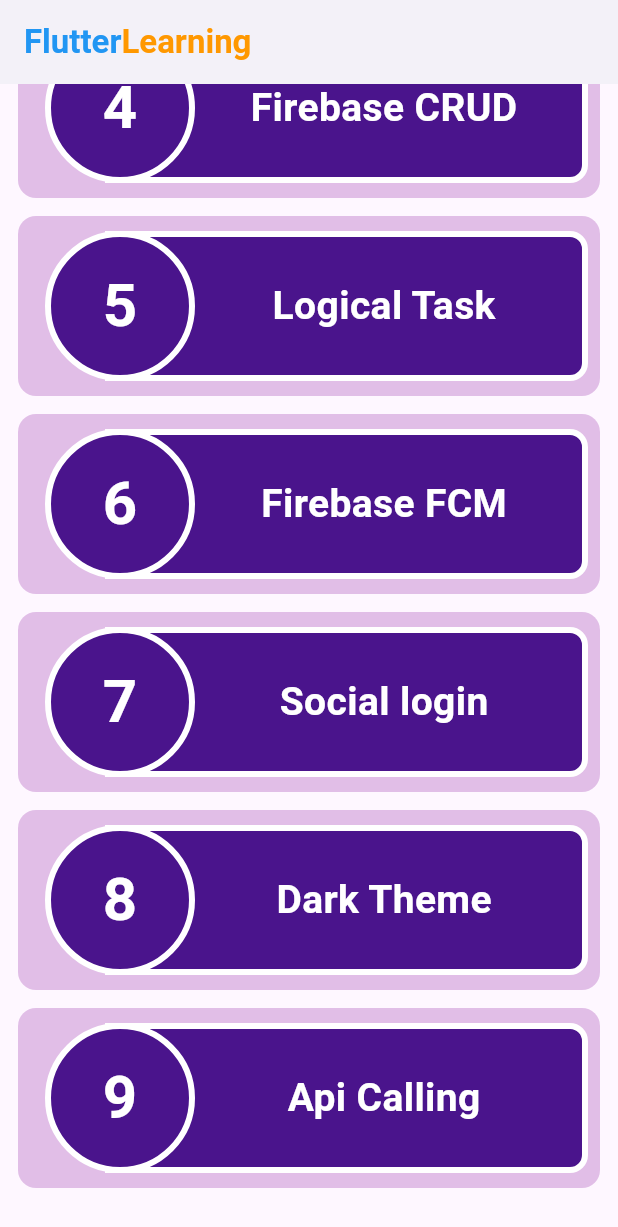
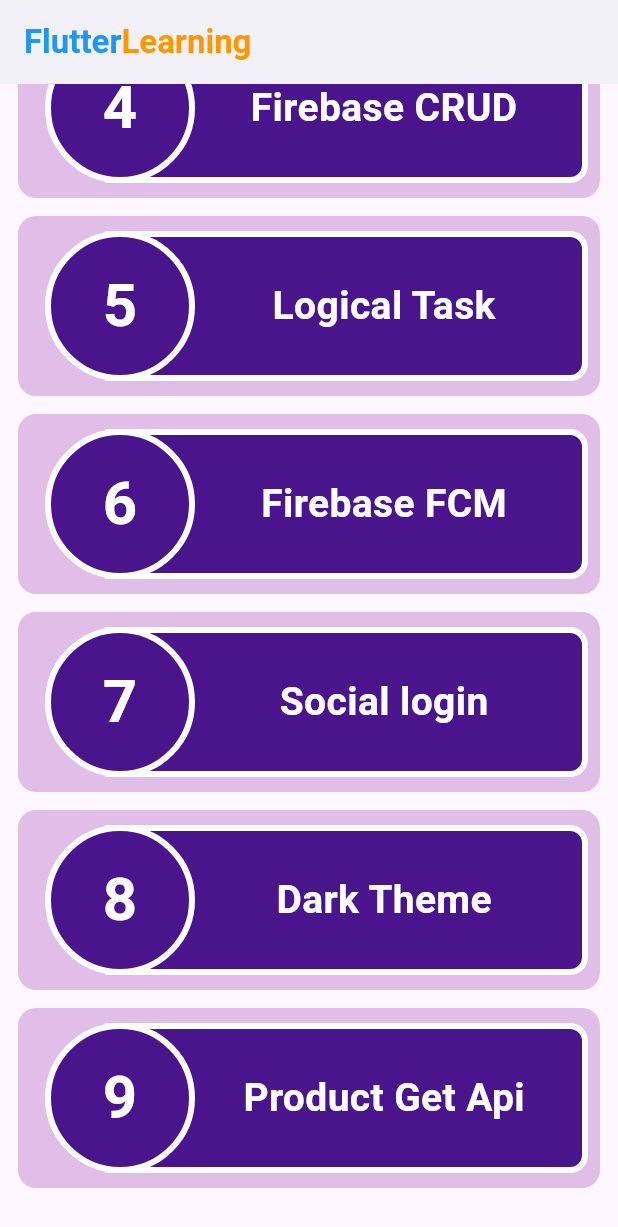
Before and after one commit to duvi03/basic-flutter-demo, a Flutter app: the screen it shows after launch, scrolled down 460 dp, on a phone screen of 412 x 824 dp. Shown: the top 1227 px of the screen. Run offline on Flutter 3.47's test engine with Material 3 defaults, Android fonts, the light colour scheme and no system bars; our stand-ins replace get.

Commit message:
Refactor folder name

```diff
--- a/lib/main.dart
+++ b/lib/main.dart
@@ -1,5 +1,6 @@
 import 'package:flutter/material.dart';
-import 'package:flutter_learning_demo/dashboard/home_screen.dart';
+import 'package:flutter_learning_demo/screen/dashboard/home_screen.dart';
+
 
 void main() {
   runApp(const MyApp());
--- a/lib/dashboard/home_screen.dart
+++ b/lib/screen/dashboard/home_screen.dart
@@ -1,7 +1,7 @@
 import 'package:flutter/material.dart';
-import 'package:flutter_learning_demo/api_calling/screen/api_home_screen.dart';
-import 'package:flutter_learning_demo/dashboard/common_item.dart';
-import 'package:flutter_learning_demo/flutter_widget/widget_home_screen.dart';
+import 'package:flutter_learning_demo/screen/dashboard/common_item.dart';
+import 'package:flutter_learning_demo/screen/dashboard/list_of_screen/1_flutter_widget/widget_home_screen.dart';
+import 'package:flutter_learning_demo/screen/dashboard/list_of_screen/9_product_get_api/screen/api_home_screen.dart';
 
 class HomePage extends StatefulWidget {
   const HomePage({super.key});
@@ -82,7 +82,7 @@ class _HomePageState extends State<HomePage> {
               ),
               ConstWidget.commonItem(
                 index: "9",
-                name: "Api Calling",
+                name: "Product Get Api",
                 onTap: (){
                   Navigator.push(context, MaterialPageRoute(builder: (context) => const ApiHomeScreen()));
                 }
--- a/lib/flutter_widget/widget_home_screen.dart
+++ b/lib/screen/dashboard/list_of_screen/1_flutter_widget/widget_home_screen.dart
@@ -1,5 +1,5 @@
 import 'package:flutter/material.dart';
-import 'package:flutter_learning_demo/flutter_widget/pages/listview_screen.dart';
+import 'package:flutter_learning_demo/screen/dashboard/list_of_screen/1_flutter_widget/pages/listview_screen.dart';
 
 class WidgetHomeScreen extends StatelessWidget {
   const WidgetHomeScreen({super.key});
--- a/lib/api_calling/controller/api_home_controller.dart
+++ b/lib/screen/dashboard/list_of_screen/9_product_get_api/controller/api_home_controller.dart
@@ -1,7 +1,7 @@
 import 'dart:convert';
 
-import 'package:flutter_learning_demo/api_calling/model/catgory_model.dart';
-import 'package:flutter_learning_demo/api_calling/model/product_model.dart';
+import 'package:flutter_learning_demo/screen/dashboard/list_of_screen/9_product_get_api/model/catgory_model.dart';
+import 'package:flutter_learning_demo/screen/dashboard/list_of_screen/9_product_get_api/model/product_model.dart';
 import 'package:get/get.dart';
 import 'package:http/http.dart' as http;
 
--- a/lib/api_calling/model/product_model.dart
+++ b/lib/screen/dashboard/list_of_screen/9_product_get_api/model/product_model.dart
@@ -1,6 +1,7 @@
 import 'dart:convert';
 
-import 'package:flutter_learning_demo/api_calling/model/catgory_model.dart';
+import 'package:flutter_learning_demo/screen/dashboard/list_of_screen/9_product_get_api/model/catgory_model.dart';
+
 
 class ProductModel {
   int? id;
--- a/lib/api_calling/screen/api_home_screen.dart
+++ b/lib/screen/dashboard/list_of_screen/9_product_get_api/screen/api_home_screen.dart
@@ -1,9 +1,8 @@
 import 'package:flutter/material.dart';
-import 'package:flutter_learning_demo/api_calling/controller/api_home_controller.dart';
-import 'package:flutter_learning_demo/api_calling/screen/common_product_item.dart';
 import 'package:flutter_learning_demo/core/constant/int_extension_file.dart';
+import 'package:flutter_learning_demo/screen/dashboard/list_of_screen/9_product_get_api/controller/api_home_controller.dart';
+import 'package:flutter_learning_demo/screen/dashboard/list_of_screen/9_product_get_api/screen/common_product_item.dart';
 import 'package:get/get.dart';
-import 'package:shimmer/shimmer.dart';
 
 class ApiHomeScreen extends StatelessWidget {
   const ApiHomeScreen({super.key});
```
Also changed, not shown: lib/screen/dashboard/common_item.dart (renamed from lib/dashboard/common_item.dart), lib/screen/dashboard/list_of_screen/1_flutter_widget/pages/listview_screen.dart (renamed from lib/flutter_widget/pages/listview_screen.dart), lib/screen/dashboard/list_of_screen/9_product_get_api/model/catgory_model.dart (renamed from lib/api_calling/model/catgory_model.dart), lib/screen/dashboard/list_of_screen/9_product_get_api/screen/common_product_item.dart (renamed from lib/api_calling/screen/common_product_item.dart), 2 other files.
